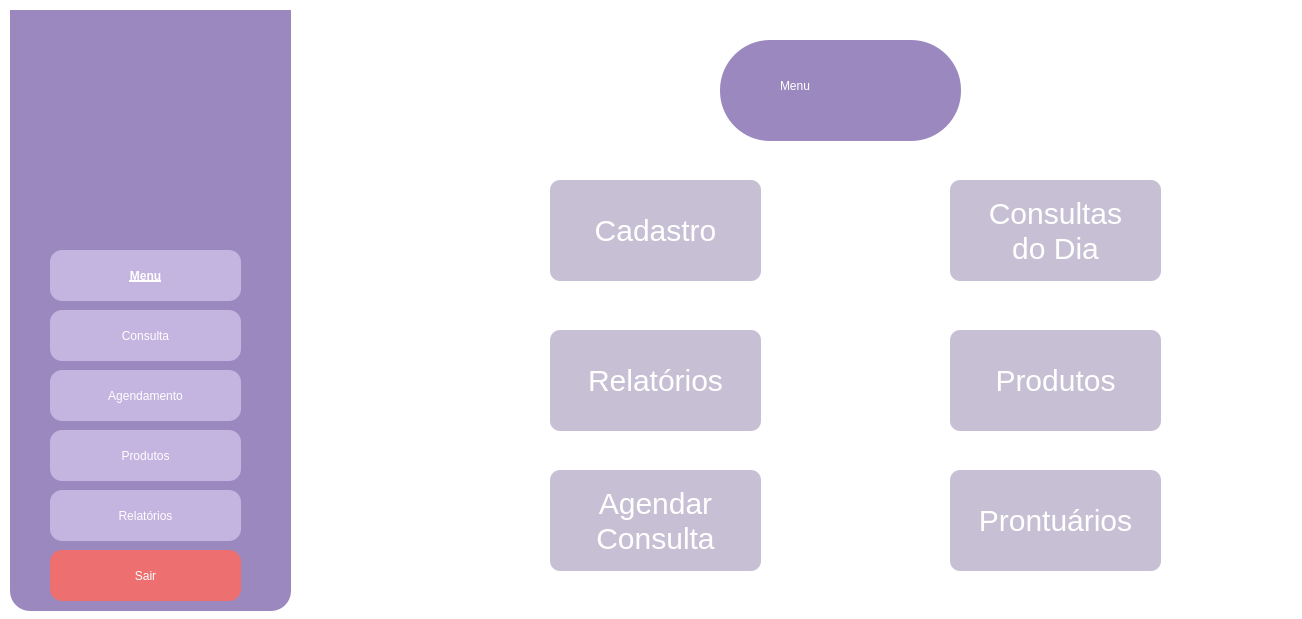
Qt form VeterinaryScheduleSystem/menu.ui (brenoafsa/VeterinaryScheduleSystem) before a commit.
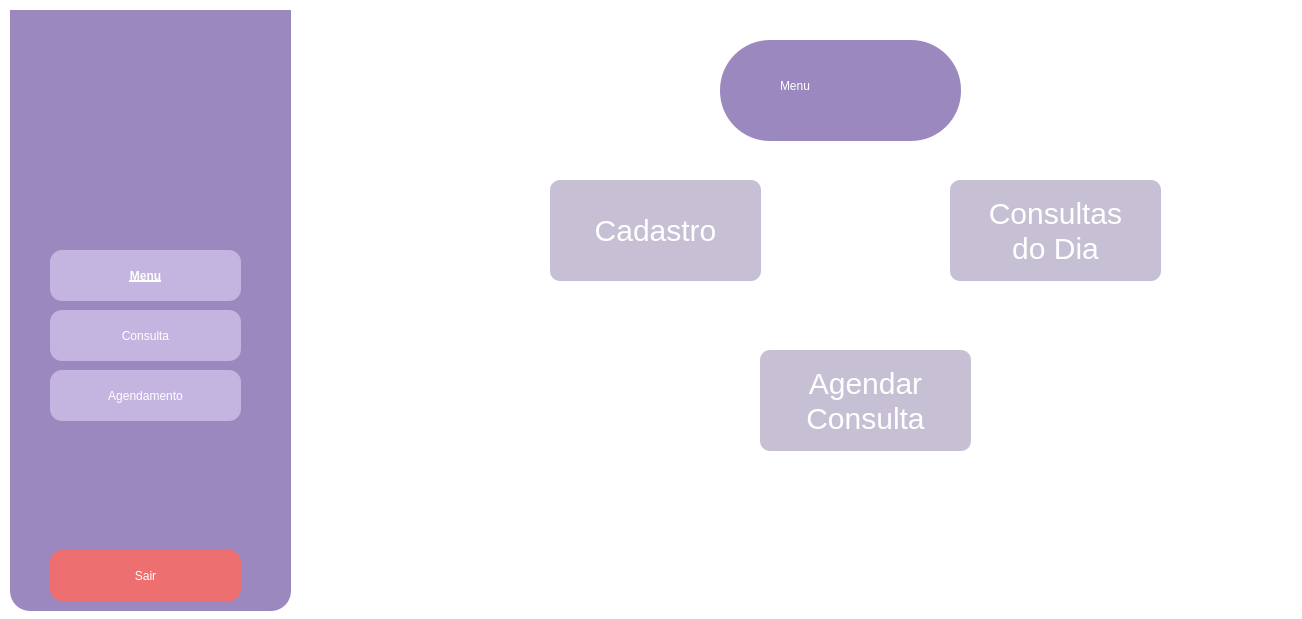
The same form after that commit. Icons and pictures are not drawn.

```diff
--- a/VeterinaryScheduleSystem/menu.ui
+++ b/VeterinaryScheduleSystem/menu.ui
@@ -42,27 +42,11 @@
      <string>Cadastro</string>
     </property>
    </widget>
-   <widget class="QPushButton" name="pushButton_7">
-    <property name="geometry">
-     <rect>
-      <x>550</x>
-      <y>330</y>
-      <width>211</width>
-      <height>101</height>
-     </rect>
-    </property>
-    <property name="styleSheet">
-     <string notr="true">background-color: #C7C0D5; border-radius: 10px; color: #FFFFFF; font-size: 30px;</string>
-    </property>
-    <property name="text">
-     <string>Relatórios</string>
-    </property>
-   </widget>
    <widget class="QPushButton" name="pushButton_8">
     <property name="geometry">
      <rect>
-      <x>550</x>
-      <y>470</y>
+      <x>760</x>
+      <y>350</y>
       <width>211</width>
       <height>101</height>
      </rect>
@@ -92,38 +76,6 @@
 do Dia</string>
     </property>
    </widget>
-   <widget class="QPushButton" name="pushButton_10">
-    <property name="geometry">
-     <rect>
-      <x>950</x>
-      <y>330</y>
-      <width>211</width>
-      <height>101</height>
-     </rect>
-    </property>
-    <property name="styleSheet">
-     <string notr="true">background-color: #C7C0D5; border-radius: 10px; color: #FFFFFF; font-size: 30px;</string>
-    </property>
-    <property name="text">
-     <string>Produtos</string>
-    </property>
-   </widget>
-   <widget class="QPushButton" name="pushButton_11">
-    <property name="geometry">
-     <rect>
-      <x>950</x>
-      <y>470</y>
-      <width>211</width>
-      <height>101</height>
-     </rect>
-    </property>
-    <property name="styleSheet">
-     <string notr="true">background-color: #C7C0D5; border-radius: 10px; color: #FFFFFF; font-size: 30px;</string>
-    </property>
-    <property name="text">
-     <string>Prontuários</string>
-    </property>
-   </widget>
    <widget class="QWidget" name="widget_3" native="true">
     <property name="geometry">
      <rect>
@@ -205,46 +157,6 @@
       <string>Agendamento</string>
      </property>
     </widget>
-    <widget class="QPushButton" name="produtosButton">
-     <property name="geometry">
-      <rect>
-       <x>40</x>
-       <y>420</y>
-       <width>191</width>
-       <height>51</height>
-      </rect>
-     </property>
-     <property name="styleSheet">
-      <string notr="true">background-color: #C4B4E0;
-font: 700 9pt &quot;System&quot;;
-border-radius: 12px;
-padding: 5px;
-color: #ffffff</string>
-     </property>
-     <property name="text">
-      <string>Produtos</string>
-     </property>
-    </widget>
-    <widget class="QPushButton" name="relatoriosButton">
-     <property name="geometry">
-      <rect>
-       <x>40</x>
-       <y>480</y>
-       <width>191</width>
-       <height>51</height>
-      </rect>
-     </property>
-     <property name="styleSheet">
-      <string notr="true">background-color: #C4B4E0;
-font: 700 9pt &quot;System&quot;;
-border-radius: 12px;
-padding: 5px;
-color: #ffffff</string>
-     </property>
-     <property name="text">
-      <string>Relatórios</string>
-     </property>
-    </widget>
     <widget class="QPushButton" name="sairButton">
      <property name="geometry">
       <rect>
```
Left out of the diff: 2 changed lines with no effect on the pictures.
